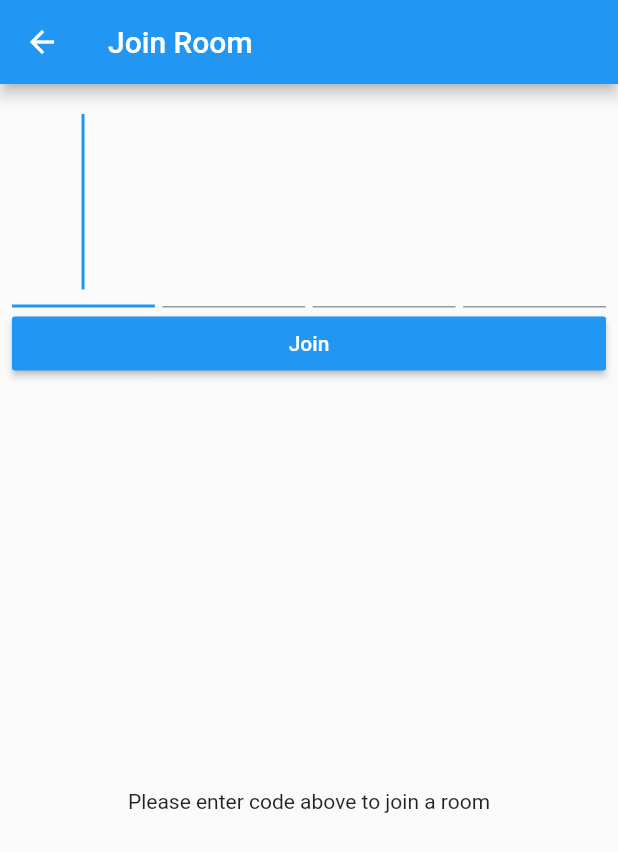
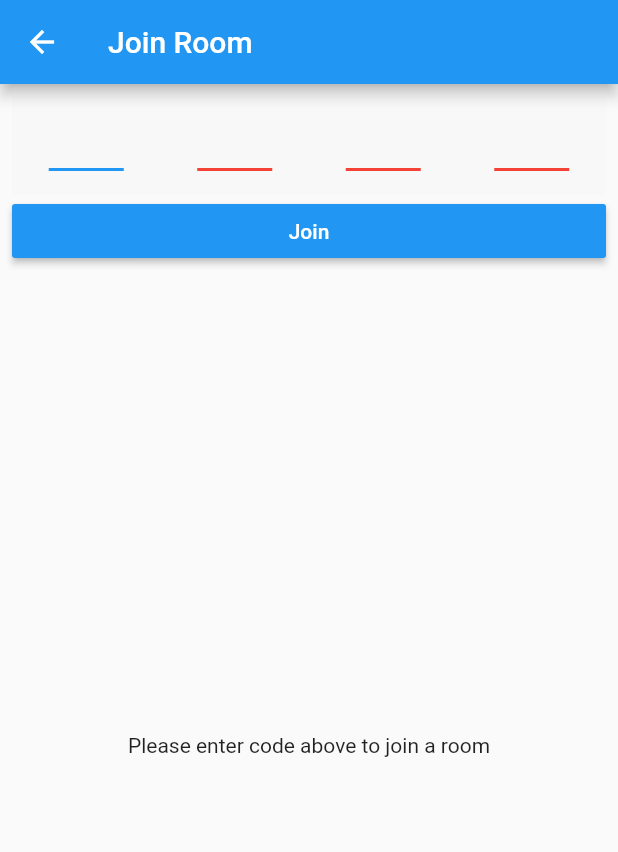
Before and after one commit to hetkpatel/James-Bond, a Flutter app: the JoinRoom screen opened by its route, on a phone screen of 412 x 824 dp. Shown: the top 852 px of the screen. Run offline on Flutter 3.47's test engine with Material 2 defaults, Android fonts, the phone set to English and light mode, and no system bars; drawn by our look-alikes of pin_code_fields; our stand-ins replace dotted_border, firebase_database, flutter_svg; missing offline and left inert: connectivity_wrapper, vibrate; accounts and stored records are empty.

Commit message:
Update style of app

```diff
--- a/lib/joinRoom.dart
+++ b/lib/joinRoom.dart
@@ -6,6 +6,7 @@ import 'package:flutter/services.dart';
 import 'package:james_bond/DatabaseStates.dart';
 import 'package:james_bond/Player.dart';
 import 'package:james_bond/game.dart';
+import 'package:pin_code_fields/pin_code_fields.dart';
 
 class JoinRoom extends StatefulWidget {
   @override
@@ -13,56 +14,26 @@ class JoinRoom extends StatefulWidget {
 }
 
 class _JoinRoomState extends State<JoinRoom> {
-  FocusNode _fn1 = new FocusNode(),
-      _fn2 = new FocusNode(),
-      _fn3 = new FocusNode(),
-      _fn4 = new FocusNode();
   final database = FirebaseDatabase.instance.reference();
-  var code = new List(4), uuid = "";
+  var uuid = "";
   var joinedRoom = false, playerName = "";
   var destroy = true;
+  TextEditingController controller = TextEditingController();
 
-  void onTypingCode(character, currentCurPos) {
-    code[currentCurPos] = character;
-    switch (currentCurPos) {
-      case 0:
-        if (character != "") FocusScope.of(context).requestFocus(_fn2);
-        break;
-      case 1:
-        if (character != "")
-          FocusScope.of(context).requestFocus(_fn3);
-        else
-          FocusScope.of(context).requestFocus(_fn1);
-        break;
-      case 2:
-        if (character != "")
-          FocusScope.of(context).requestFocus(_fn4);
-        else
-          FocusScope.of(context).requestFocus(_fn2);
-        break;
-      case 3:
-        if (character != "")
-          joinRoom();
-        else
-          FocusScope.of(context).requestFocus(_fn3);
-    }
+  @override
+  void initState() {
+    super.initState();
+    print(destroy);
   }
 
-  void joinRoom() {
-    var passCode = "";
-    for (var i = 0; i < code.length; i++) passCode += code[i];
-
-    if (passCode.length == 4) {
+  void joinRoom(passCode) {
     passCode = passCode.toLowerCase();
     database.child('rooms/$passCode').once().then((DataSnapshot snapshot) {
       if (snapshot.value != null) {
         setState(() {
           joinedRoom = true;
           uuid = snapshot.value;
-            database
-                .child('$uuid/players')
-                .once()
-                .then((DataSnapshot playersSS) {
+          database.child('$uuid/players').once().then((DataSnapshot playersSS) {
             var listOfPlayers = Map.from(playersSS.value);
             listOfPlayers.addAll({
               "player2": Player.NAMES[Random().nextInt(Player.NAMES.length)]
@@ -74,14 +45,17 @@ class _JoinRoomState extends State<JoinRoom> {
       }
     });
   }
-  }
 
   void listenRoomState() {
     database.child("$uuid/state").onValue.listen((Event event) {
+      print(event.snapshot.value);
       if (event.snapshot.value == DatabaseStates.DEAL_CARDS) {
         destroy = false;
         Navigator.popUntil(context, ModalRoute.withName("/"));
-        Navigator.pushReplacementNamed(context, "/Game", arguments: GameArgs(uuid: uuid, host: false));
+        Navigator.pushReplacementNamed(context, "/Game",
+            arguments: GameArgs(uuid: uuid, host: false));
+      } else if (event.snapshot.value == null) {
+        Navigator.popUntil(context, ModalRoute.withName("/"));
       }
     });
   }
@@ -100,64 +74,29 @@ class _JoinRoomState extends State<JoinRoom> {
         padding: const EdgeInsets.all(8.0),
         child: Column(
           children: <Widget>[
-            new Row(
-              children: <Widget>[
-                new Flexible(
-                  child: new TextField(
-                    autocorrect: false,
-                    autofocus: true,
+            PinCodeTextField(
+              length: 4,
+              shape: PinCodeFieldShape.underline,
+              animationType: AnimationType.slide,
+              fieldWidth: 50,
+              mainAxisAlignment: MainAxisAlignment.spaceAround,
+              backgroundColor: Color.fromRGBO(0, 0, 0, 0.01),
+              autoFocus: true,
+              textStyle: TextStyle(
+                  color: MediaQuery.of(context).platformBrightness ==
+                          Brightness.light
+                      ? Colors.black
+                      : Colors.white,
+                  fontSize: 35.0,
+                  fontFamily: "Special Elite"),
+              onChanged: (value) {
+                if (value.length == 4) {
+                  joinRoom(value);
+                }
+              },
               enabled: !joinedRoom,
-                    textAlign: TextAlign.center,
-                    style: TextStyle(fontSize: 100),
-                    focusNode: _fn1,
-                    onChanged: (String str) => onTypingCode(str, 0),
-                    textCapitalization: TextCapitalization.characters,
-                    inputFormatters: [LengthLimitingTextInputFormatter(1)],
-                  ),
-                ),
-                Container(width: 5),
-                new Flexible(
-                  child: new TextField(
-                    autocorrect: false,
-                    enabled: !joinedRoom,
-                    textAlign: TextAlign.center,
-                    style: TextStyle(fontSize: 100),
-                    focusNode: _fn2,
-                    onChanged: (String str) => onTypingCode(str, 1),
-                    textCapitalization: TextCapitalization.characters,
-                    inputFormatters: [LengthLimitingTextInputFormatter(1)],
-                  ),
-                ),
-                Container(width: 5),
-                new Flexible(
-                  child: new TextField(
-                    autocorrect: false,
-                    enabled: !joinedRoom,
-                    textAlign: TextAlign.center,
-                    style: TextStyle(fontSize: 100),
-                    focusNode: _fn3,
-                    onChanged: (String str) => onTypingCode(str, 2),
-                    textCapitalization: TextCapitalization.characters,
-                    inputFormatters: [LengthLimitingTextInputFormatter(1)],
-                  ),
-                ),
-                Container(width: 5),
-                new Flexible(
-                    child: new TextField(
-                  autocorrect: false,
-                  enabled: !joinedRoom,
-                  textAlign: TextAlign.center,
-                  style: TextStyle(fontSize: 100),
-                  focusNode: _fn4,
-                  onChanged: (String str) => onTypingCode(str, 3),
-                  textCapitalization: TextCapitalization.characters,
-                  inputFormatters: [LengthLimitingTextInputFormatter(1)],
-                ))
-              ],
-              mainAxisAlignment: MainAxisAlignment.spaceEvenly,
             ),
             RaisedButton(
-              // FIXME: join room
               onPressed: joinedRoom ? null : () => print('join room'),
               color: Colors.blue,
               textColor: Colors.white,
```
Also changed, not shown: lib/PlayingCard.dart (+8 -6 lines), lib/main.dart (+2 -6 lines), lib/newRoom.dart (+19 -8 lines), lib/welcome.dart (+21 -8 lines), pubspec.yaml (+10 -13 lines), assets/james_bond_logo.png (added), fonts/KellySlab-Regular.ttf (added), fonts/SpecialElite-Regular.ttf (added), pubspec.lock. Lines whose indentation alone changed are shown as unchanged.
